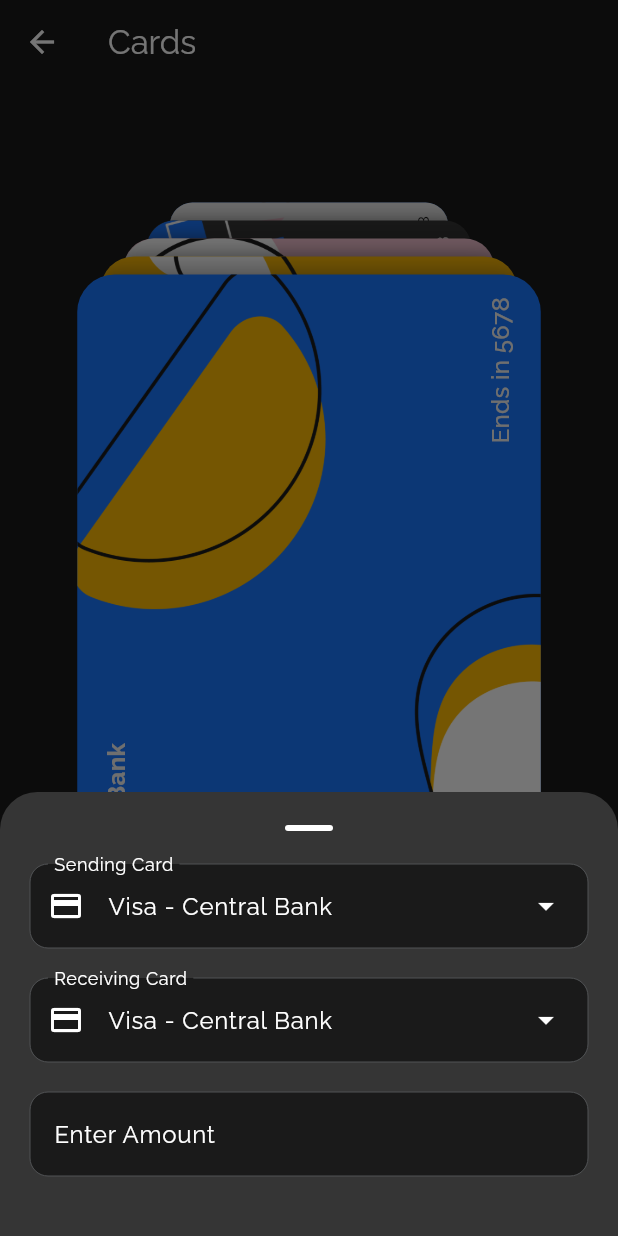
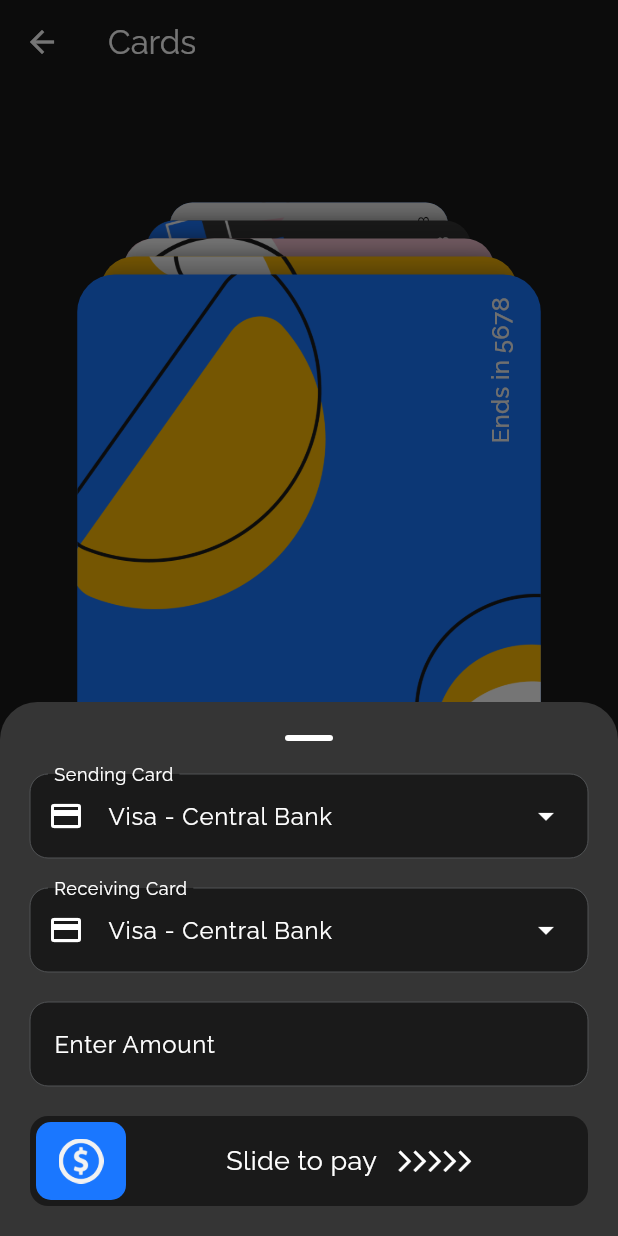
Before and after one commit to Roaa94/wallet_app_workshop, a Flutter app: the HomePage screen opened directly, after a tap on the "add" icon, on a phone screen of 412 x 824 dp. Run offline on Flutter 3.47's test engine with Material 2 defaults, Android fonts, the phone set to English and light mode, and no system bars.

Commit message:
feat: set up payment button

```diff
--- a/lib/payment/payment_bottom_sheet.dart
+++ b/lib/payment/payment_bottom_sheet.dart
@@ -1,5 +1,6 @@
 import 'package:flutter/material.dart';
 import 'package:wallet_app_workshop/core/data.dart';
+import 'package:wallet_app_workshop/payment/payment_button.dart';
 
 class PaymentBottomSheet extends StatefulWidget {
   const PaymentBottomSheet({super.key});
@@ -18,6 +19,7 @@
 
   @override
   Widget build(BuildContext context) {
+    final screenSize = MediaQuery.of(context).size;
     final List<DropdownMenuEntry<int>> cardsEntries =
     <DropdownMenuEntry<int>>[];
     for (final card in cards) {
@@ -74,10 +76,10 @@
             ),
           ),
           const SizedBox(height: 20),
-          // PaymentButton(
-          //   enabled: true,
-          //   width: screenSize.width - 20 * 2,
-          // ),
+          PaymentButton(
+            enabled: true,
+            width: screenSize.width - 20 * 2,
+          ),
         ],
       ),
     );
--- /dev/null
+++ b/lib/payment/payment_button.dart
@@ -0,0 +1,219 @@
+import 'dart:math';
+
+import 'package:flutter/material.dart';
+import 'package:wallet_app_workshop/core/styles.dart';
+
+const dragSnapDuration = Duration(milliseconds: 300);
+const draggableMinWidth = 60.0;
+
+class PaymentButton extends StatefulWidget {
+  const PaymentButton({
+    super.key,
+    this.enabled = false,
+    this.width = 100,
+  });
+
+  final bool enabled;
+  final double width;
+
+  @override
+  State<PaymentButton> createState() => _PaymentButtonState();
+}
+
+class _PaymentButtonState extends State<PaymentButton> {
+  final dragOffsetNotifier = ValueNotifier<double>(0);
+  Duration dragDuration = Duration.zero;
+
+  double get draggableMaxWidth => widget.width - 4 * 2;
+
+  double get maxDraggableDistance => draggableMaxWidth - draggableMinWidth;
+
+  double get dragThreshold => maxDraggableDistance * 0.8;
+
+  _handleHorizontalDragStart(DragStartDetails details) {
+    //...
+  }
+
+  _handleHorizontalDragUpdate(DragUpdateDetails details) {
+    //...
+  }
+
+  _handleHorizontalDragEnd(DragEndDetails details) {
+    //...
+  }
+
+  void _dragListener() {
+    //...
+  }
+
+  @override
+  void initState() {
+    super.initState();
+    dragOffsetNotifier.addListener(_dragListener);
+  }
+
+  @override
+  void dispose() {
+    dragOffsetNotifier.removeListener(_dragListener);
+    super.dispose();
+  }
+
+  @override
+  Widget build(BuildContext context) {
+    return Container(
+      decoration: BoxDecoration(
+        borderRadius: BorderRadius.circular(12),
+        color: AppColors.black,
+      ),
+      height: 60,
+      padding: const EdgeInsets.all(4),
+      clipBehavior: Clip.hardEdge,
+      child: ValueListenableBuilder(
+        valueListenable: dragOffsetNotifier,
+        builder: (context, dragOffset, child) {
+          return Stack(
+            children: [
+              Positioned.fill(
+                child: Padding(
+                  padding: const EdgeInsets.only(left: draggableMinWidth),
+                  child: Row(
+                    mainAxisAlignment: MainAxisAlignment.center,
+                    crossAxisAlignment: CrossAxisAlignment.center,
+                    children: [
+                      const Text(
+                        'Slide to pay',
+                        style: TextStyle(fontSize: 18),
+                      ),
+                      const SizedBox(width: 10),
+                      _AnimatedArrows(enabled: widget.enabled),
+                    ],
+                  ),
+                ),
+              ),
+              Positioned(
+                top: 0,
+                left: 0,
+                bottom: 0,
+                width: draggableMinWidth + dragOffset,
+                child: GestureDetector(
+                  onHorizontalDragUpdate: _handleHorizontalDragUpdate,
+                  onHorizontalDragStart: _handleHorizontalDragStart,
+                  onHorizontalDragEnd: _handleHorizontalDragEnd,
+                  child: Container(
+                    decoration: BoxDecoration(
+                      color: AppColors.primary,
+                      borderRadius: BorderRadius.circular(10),
+                    ),
+                    child: Align(
+                      alignment: Alignment.centerRight,
+                      child: SizedBox(
+                        width: 60,
+                        child: Center(
+                          child: Transform(
+                            transform: Matrix4.identity()
+                              ..rotateY(
+                                4 * pi * (dragOffset / maxDraggableDistance),
+                              ),
+                            alignment: Alignment.center,
+                            child: Image.asset(
+                              'assets/icons/dollar.png',
+                              width: 30,
+                            ),
+                          ),
+                        ),
+                      ),
+                    ),
+                  ),
+                ),
+              ),
+              const Positioned.fill(
+                child: Opacity(
+                  opacity: 0,
+                  child: Center(
+                    child: Text(
+                      'Release to pay',
+                      style: TextStyle(fontSize: 18),
+                    ),
+                  ),
+                ),
+              ),
+              const Positioned.fill(
+                child: FractionalTranslation(
+                  translation: Offset(0, 1),
+                  child: Row(
+                    mainAxisAlignment: MainAxisAlignment.center,
+                    children: [
+                      Icon(Icons.check),
+                      SizedBox(width: 10),
+                      Center(
+                        child: Text(
+                          'Payment Successful',
+                          style: TextStyle(fontSize: 18),
+                        ),
+                      ),
+                    ],
+                  ),
+                ),
+              ),
+            ],
+          );
+        },
+      ),
+    );
+  }
+}
+
+class _AnimatedArrows extends StatefulWidget {
+  const _AnimatedArrows({
+    this.enabled = false,
+  });
+
+  final bool enabled;
+
+  @override
+  State<_AnimatedArrows> createState() => __AnimatedArrowsState();
+}
+
+class __AnimatedArrowsState extends State<_AnimatedArrows>
+    with SingleTickerProviderStateMixin {
+  late final AnimationController _animationController;
+
+  @override
+  void initState() {
+    _animationController = AnimationController(
+      vsync: this,
+      duration: const Duration(milliseconds: 1500),
+    );
+    super.initState();
+  }
+
+  @override
+  void dispose() {
+    _animationController.dispose();
+    super.dispose();
+  }
+
+  @override
+  Widget build(BuildContext context) {
+    const offset = 10.0;
+    const count = 5;
+
+    return SizedBox(
+      width: (count + 1) * offset,
+      child: Stack(
+        children: List.generate(
+          count,
+          (index) => Positioned(
+            left: offset * index,
+            bottom: 0,
+            top: 0,
+            child: const Icon(
+              Icons.arrow_forward_ios,
+              size: 17,
+            ),
+          ),
+        ),
+      ),
+    );
+  }
+}
```
